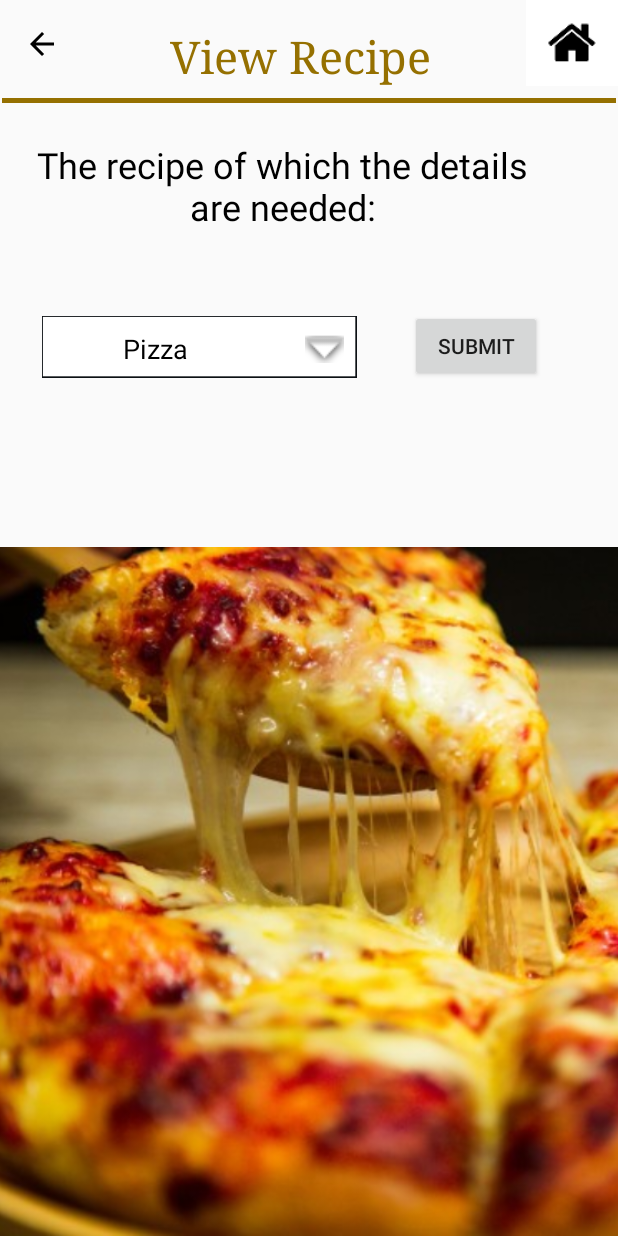
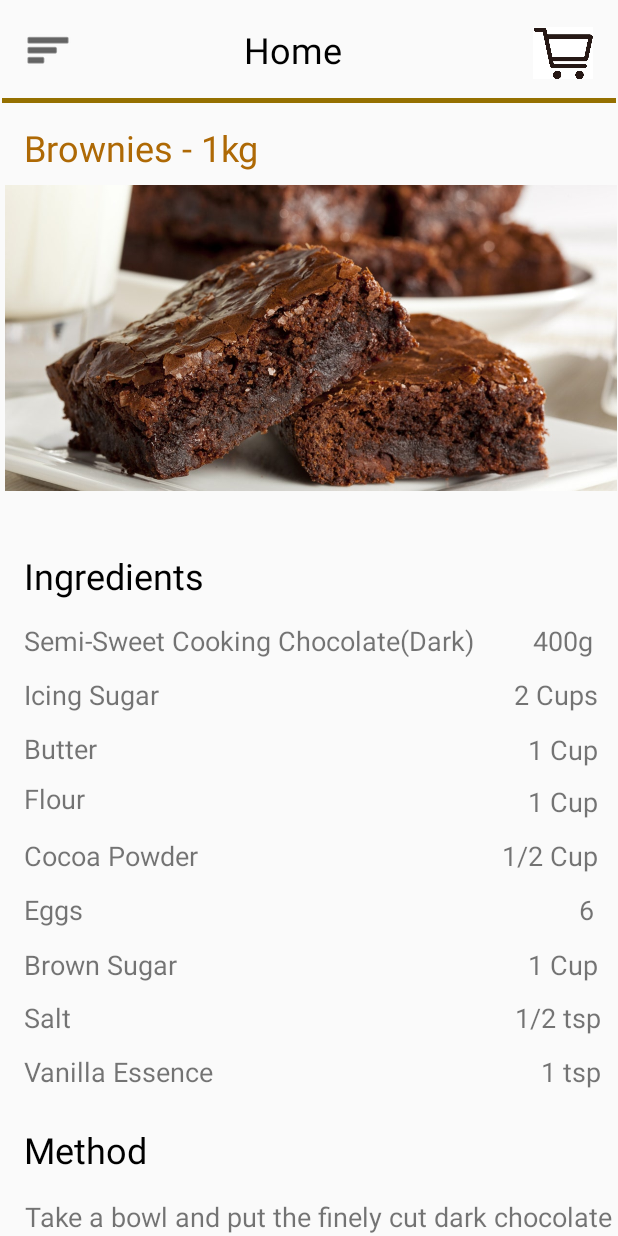
Before and after one commit to Minuli/Bon-Appetit, an Android app: the screen it shows after launch (ViewRecipe1 before the commit, FrontEndRecipe after it), on a phone screen of 412 x 824 dp. Run offline under Robolectric (Android 15) with nearby library versions, the phone set to English and light mode, and no system bars.

Commit message:
Added the front-end recipes

```diff
--- /dev/null
+++ b/app/src/main/java/com/example/bon_apetit/FrontEndRecipe.java
@@ -0,0 +1,14 @@
+package com.example.bon_apetit;
+
+import androidx.appcompat.app.AppCompatActivity;
+
+import android.os.Bundle;
+
+public class FrontEndRecipe extends AppCompatActivity {
+
+    @Override
+    protected void onCreate(Bundle savedInstanceState) {
+        super.onCreate(savedInstanceState);
+        setContentView(R.layout.activity_front_end_recipe);
+    }
+}
--- a/app/src/main/res/layout/activity_add_stock.xml
+++ /dev/null
@@ -1,144 +0,0 @@
-<?xml version="1.0" encoding="utf-8"?>
-<androidx.constraintlayout.widget.ConstraintLayout xmlns:android="http://schemas.android.com/apk/res/android"
-    xmlns:app="http://schemas.android.com/apk/res-auto"
-    xmlns:tools="http://schemas.android.com/tools"
-    android:layout_width="match_parent"
-    android:layout_height="match_parent"
-    tools:context=".AddStock">
-
-    <ImageView
-        android:id="@+id/imageView3"
-        android:layout_width="40dp"
-        android:layout_height="40dp"
-        app:layout_constraintBottom_toBottomOf="parent"
-        app:layout_constraintEnd_toEndOf="parent"
-        app:layout_constraintHorizontal_bias="0.956"
-        app:layout_constraintStart_toStartOf="parent"
-        app:layout_constraintTop_toTopOf="parent"
-        app:layout_constraintVertical_bias="0.021"
-        app:srcCompat="@drawable/home" />
-
-    <ImageView
-        android:id="@+id/imageView4"
-        android:layout_width="wrap_content"
-        android:layout_height="wrap_content"
-        app:layout_constraintBottom_toBottomOf="parent"
-        app:layout_constraintEnd_toEndOf="parent"
-        app:layout_constraintHorizontal_bias="0.042"
-        app:layout_constraintStart_toStartOf="parent"
-        app:layout_constraintTop_toTopOf="parent"
-        app:layout_constraintVertical_bias="0.022"
-        app:srcCompat="@android:drawable/ic_menu_sort_by_size"
-        app:tint="@android:color/background_dark" />
-
-    <TextView
-        android:id="@+id/textView"
-        android:layout_width="170dp"
-        android:layout_height="52dp"
-        android:text="@string/addstock"
-        android:textAlignment="center"
-        android:textSize="30dp"
-        app:layout_constraintBottom_toBottomOf="parent"
-        app:layout_constraintEnd_toEndOf="parent"
-        app:layout_constraintHorizontal_bias="0.497"
-        app:layout_constraintStart_toStartOf="parent"
-        app:layout_constraintTop_toTopOf="parent"
-        app:layout_constraintVertical_bias="0.023" />
-
-    <TextView
-        android:id="@+id/textView4"
-        android:layout_width="129dp"
-        android:layout_height="38dp"
-        android:layout_marginTop="16dp"
-        android:layout_marginBottom="16dp"
-        android:text="@string/Ingredient"
-        android:textAlignment="center"
-        android:textSize="20dp"
-        app:layout_constraintBottom_toBottomOf="parent"
-        app:layout_constraintEnd_toEndOf="parent"
-        app:layout_constraintHorizontal_bias="0.079"
-        app:layout_constraintStart_toStartOf="parent"
-        app:layout_constraintTop_toBottomOf="@+id/textView"
-        app:layout_constraintVertical_bias="0.029" />
-
-    <EditText
-        android:id="@+id/editTextTextPersonName"
-        android:layout_width="0dp"
-        android:layout_height="wrap_content"
-        android:layout_marginStart="32dp"
-        android:layout_marginTop="22dp"
-        android:layout_marginEnd="32dp"
-        android:layout_marginBottom="16dp"
-        android:background="@drawable/rectangletxtbox"
-        android:ems="10"
-        android:inputType="textPersonName"
-        android:paddingLeft="20dp"
-        app:layout_constraintBottom_toBottomOf="parent"
-        app:layout_constraintEnd_toEndOf="parent"
-        app:layout_constraintHorizontal_bias="0.0"
-        app:layout_constraintStart_toStartOf="parent"
-        app:layout_constraintTop_toBottomOf="@+id/textView4"
-        app:layout_constraintVertical_bias="0.059" />
-
-    <TextView
-        android:id="@+id/textView6"
-        android:layout_width="129dp"
-        android:layout_height="38dp"
-        android:layout_marginTop="16dp"
-        android:layout_marginBottom="16dp"
-        android:text="@string/qty"
-        android:textSize="20dp"
-        app:layout_constraintBottom_toBottomOf="parent"
-        app:layout_constraintEnd_toEndOf="parent"
-        app:layout_constraintHorizontal_bias="0.113"
-        app:layout_constraintStart_toStartOf="parent"
-        app:layout_constraintTop_toBottomOf="@+id/editTextTextPersonName"
-        app:layout_constraintVertical_bias="0.059" />
-
-    <EditText
-        android:id="@+id/editTextTextPersonName4"
-        android:layout_width="0dp"
-        android:layout_height="wrap_content"
-        android:layout_marginStart="32dp"
-        android:layout_marginTop="28dp"
-        android:layout_marginEnd="32dp"
-        android:layout_marginBottom="16dp"
-        android:background="@drawable/rectangletxtbox"
-        android:ems="10"
-        android:inputType="textPersonName"
-        android:paddingLeft="20dp"
-        app:layout_constraintBottom_toBottomOf="parent"
-        app:layout_constraintEnd_toEndOf="parent"
-        app:layout_constraintHorizontal_bias="0.0"
-        app:layout_constraintStart_toStartOf="parent"
-        app:layout_constraintTop_toBottomOf="@+id/textView6"
-        app:layout_constraintVertical_bias="0.022" />
-
-    <Button
-        android:id="@+id/button3"
-        android:layout_width="150dp"
-        android:layout_height="45dp"
-        android:layout_marginStart="16dp"
-        android:layout_marginTop="100dp"
-        android:layout_marginEnd="16dp"
-        android:text="@string/addstock"
-        android:textAllCaps="false"
-        app:layout_constraintEnd_toEndOf="parent"
-        app:layout_constraintHorizontal_bias="0.174"
-        app:layout_constraintStart_toStartOf="parent"
-        app:layout_constraintTop_toBottomOf="@+id/editTextTextPersonName4" />
-
-    <Button
-        android:id="@+id/button5"
-        android:layout_width="150dp"
-        android:layout_height="45dp"
-        android:layout_marginStart="16dp"
-        android:layout_marginTop="100dp"
-        android:layout_marginEnd="16dp"
-        android:text="@string/btnCacncel"
-        android:textAllCaps="false"
-        app:layout_constraintEnd_toEndOf="parent"
-        app:layout_constraintHorizontal_bias="0.873"
-        app:layout_constraintStart_toStartOf="parent"
-        app:layout_constraintTop_toBottomOf="@+id/editTextTextPersonName4" />
-</androidx.constraintlayout.widget.ConstraintLayout>
--- /dev/null
+++ b/app/src/main/res/layout/activity_front_end_recipe.xml
@@ -0,0 +1,362 @@
+<?xml version="1.0" encoding="utf-8"?>
+<androidx.constraintlayout.widget.ConstraintLayout xmlns:android="http://schemas.android.com/apk/res/android"
+    xmlns:app="http://schemas.android.com/apk/res-auto"
+    xmlns:tools="http://schemas.android.com/tools"
+    android:layout_width="match_parent"
+    android:layout_height="match_parent"
+    tools:context=".FrontEndRecipe">
+
+    <ImageView
+        android:id="@+id/hamburger"
+        android:layout_width="wrap_content"
+        android:layout_height="wrap_content"
+        app:layout_constraintBottom_toBottomOf="parent"
+        app:layout_constraintEnd_toEndOf="parent"
+        app:layout_constraintHorizontal_bias="0.042"
+        app:layout_constraintStart_toStartOf="parent"
+        app:layout_constraintTop_toTopOf="parent"
+        app:layout_constraintVertical_bias="0.022"
+        app:srcCompat="@android:drawable/ic_menu_sort_by_size"
+        app:tint="@android:color/background_dark" />
+
+    <TextView
+        android:id="@+id/Home"
+        android:layout_width="wrap_content"
+        android:layout_height="wrap_content"
+        android:text="@string/home"
+        android:textColor="#000000"
+        android:textSize="24sp"
+        app:layout_constraintBottom_toBottomOf="parent"
+        app:layout_constraintEnd_toEndOf="parent"
+        app:layout_constraintHorizontal_bias="0.469"
+        app:layout_constraintStart_toStartOf="parent"
+        app:layout_constraintTop_toTopOf="parent"
+        app:layout_constraintVertical_bias="0.021" />
+
+
+    <ImageView
+        android:id="@+id/cart"
+        android:layout_width="40dp"
+        android:layout_height="37dp"
+        app:layout_constraintBottom_toBottomOf="parent"
+        app:layout_constraintEnd_toEndOf="parent"
+        app:layout_constraintHorizontal_bias="0.956"
+        app:layout_constraintStart_toStartOf="parent"
+        app:layout_constraintTop_toTopOf="parent"
+        app:layout_constraintVertical_bias="0.021"
+        app:srcCompat="@drawable/cart" />
+
+    <View
+        android:id="@+id/line"
+        android:layout_width="409dp"
+        android:layout_height="3dp"
+        android:background="#957000"
+        app:layout_constraintBottom_toBottomOf="parent"
+        app:layout_constraintEnd_toEndOf="parent"
+        app:layout_constraintStart_toStartOf="parent"
+        app:layout_constraintTop_toTopOf="parent"
+        app:layout_constraintVertical_bias="0.08" />
+
+    <TextView
+        android:id="@+id/brownies1kg"
+        android:layout_width="wrap_content"
+        android:layout_height="wrap_content"
+        android:text="@string/brownie1kg"
+        android:textColor="#AE6905"
+        android:textSize="24sp"
+        app:layout_constraintBottom_toBottomOf="parent"
+        app:layout_constraintEnd_toEndOf="parent"
+        app:layout_constraintHorizontal_bias="0.062"
+        app:layout_constraintStart_toStartOf="parent"
+        app:layout_constraintTop_toTopOf="parent"
+        app:layout_constraintVertical_bias="0.104" />
+
+    <ImageView
+        android:id="@+id/brownies"
+        android:layout_width="410dp"
+        android:layout_height="204dp"
+        app:layout_constraintBottom_toBottomOf="parent"
+        app:layout_constraintEnd_toEndOf="parent"
+        app:layout_constraintHorizontal_bias="1.0"
+        app:layout_constraintStart_toStartOf="parent"
+        app:layout_constraintTop_toTopOf="parent"
+        app:layout_constraintVertical_bias="0.199"
+        app:srcCompat="@drawable/browniefirst" />
+
+    <TextView
+        android:id="@+id/Ingredient"
+        android:layout_width="wrap_content"
+        android:layout_height="wrap_content"
+        android:text="@string/ingredients"
+        android:textColor="#000000"
+        android:textSize="24sp"
+        app:layout_constraintBottom_toBottomOf="parent"
+        app:layout_constraintEnd_toEndOf="parent"
+        app:layout_constraintHorizontal_bias="0.054"
+        app:layout_constraintStart_toStartOf="parent"
+        app:layout_constraintTop_toTopOf="parent"
+        app:layout_constraintVertical_bias="0.464" />
+
+    <TextView
+        android:id="@+id/chocolate"
+        android:layout_width="wrap_content"
+        android:layout_height="wrap_content"
+        android:text="@string/chocolate"
+        android:textSize="18sp"
+        app:layout_constraintBottom_toBottomOf="parent"
+        app:layout_constraintEnd_toEndOf="parent"
+        app:layout_constraintHorizontal_bias="0.14"
+        app:layout_constraintStart_toStartOf="parent"
+        app:layout_constraintTop_toTopOf="parent"
+        app:layout_constraintVertical_bias="0.519" />
+
+    <TextView
+        android:id="@+id/amount1"
+        android:layout_width="wrap_content"
+        android:layout_height="wrap_content"
+        android:text="400g"
+        android:textSize="18sp"
+        app:layout_constraintBottom_toBottomOf="parent"
+        app:layout_constraintEnd_toEndOf="parent"
+        app:layout_constraintHorizontal_bias="0.956"
+        app:layout_constraintStart_toStartOf="parent"
+        app:layout_constraintTop_toTopOf="parent"
+        app:layout_constraintVertical_bias="0.519" />
+
+    <TextView
+        android:id="@+id/icingsugar"
+        android:layout_width="wrap_content"
+        android:layout_height="wrap_content"
+        android:text="@string/icingSugar"
+        android:textSize="18sp"
+        app:layout_constraintBottom_toBottomOf="parent"
+        app:layout_constraintEnd_toEndOf="parent"
+        app:layout_constraintHorizontal_bias="0.049"
+        app:layout_constraintStart_toStartOf="parent"
+        app:layout_constraintTop_toTopOf="parent"
+        app:layout_constraintVertical_bias="0.564" />
+
+    <TextView
+        android:id="@+id/amount2"
+        android:layout_width="wrap_content"
+        android:layout_height="wrap_content"
+        android:text="2 Cups"
+        android:textSize="18sp"
+        app:layout_constraintBottom_toBottomOf="parent"
+        app:layout_constraintEnd_toEndOf="parent"
+        app:layout_constraintHorizontal_bias="0.963"
+        app:layout_constraintStart_toStartOf="parent"
+        app:layout_constraintTop_toTopOf="parent"
+        app:layout_constraintVertical_bias="0.564" />
+
+    <TextView
+        android:id="@+id/butter"
+        android:layout_width="wrap_content"
+        android:layout_height="wrap_content"
+        android:text="Butter"
+        android:textSize="18sp"
+        app:layout_constraintBottom_toBottomOf="parent"
+        app:layout_constraintEnd_toEndOf="parent"
+        app:layout_constraintHorizontal_bias="0.044"
+        app:layout_constraintStart_toStartOf="parent"
+        app:layout_constraintTop_toTopOf="parent"
+        app:layout_constraintVertical_bias="0.609" />
+
+    <TextView
+        android:id="@+id/amount3"
+        android:layout_width="wrap_content"
+        android:layout_height="wrap_content"
+        android:text="1 Cup"
+        android:textSize="18sp"
+        app:layout_constraintBottom_toBottomOf="parent"
+        app:layout_constraintEnd_toEndOf="parent"
+        app:layout_constraintHorizontal_bias="0.964"
+        app:layout_constraintStart_toStartOf="parent"
+        app:layout_constraintTop_toTopOf="@+id/Home"
+        app:layout_constraintVertical_bias="0.601" />
+
+    <TextView
+        android:id="@+id/flour"
+        android:layout_width="wrap_content"
+        android:layout_height="wrap_content"
+        android:text="Flour"
+        android:textSize="18sp"
+        app:layout_constraintBottom_toBottomOf="parent"
+        app:layout_constraintEnd_toEndOf="parent"
+        app:layout_constraintHorizontal_bias="0.043"
+        app:layout_constraintStart_toStartOf="parent"
+        app:layout_constraintTop_toBottomOf="@+id/butter"
+        app:layout_constraintVertical_bias="0.031" />
+
+    <TextView
+        android:id="@+id/amount4"
+        android:layout_width="wrap_content"
+        android:layout_height="wrap_content"
+        android:text="1 Cup"
+        android:textSize="18sp"
+        app:layout_constraintBottom_toBottomOf="parent"
+        app:layout_constraintEnd_toEndOf="parent"
+        app:layout_constraintHorizontal_bias="0.964"
+        app:layout_constraintStart_toStartOf="parent"
+        app:layout_constraintTop_toTopOf="parent"
+        app:layout_constraintVertical_bias="0.653" />
+
+    <TextView
+        android:id="@+id/cocoaPowdwe"
+        android:layout_width="wrap_content"
+        android:layout_height="wrap_content"
+        android:text="@string/cocoapowder"
+        android:textSize="18sp"
+        app:layout_constraintBottom_toBottomOf="parent"
+        app:layout_constraintEnd_toEndOf="parent"
+        app:layout_constraintHorizontal_bias="0.054"
+        app:layout_constraintStart_toStartOf="parent"
+        app:layout_constraintTop_toTopOf="parent"
+        app:layout_constraintVertical_bias="0.698" />
+
+    <TextView
+        android:id="@+id/amount5"
+        android:layout_width="wrap_content"
+        android:layout_height="wrap_content"
+        android:text="1/2 Cup"
+        android:textSize="18sp"
+        app:layout_constraintBottom_toBottomOf="parent"
+        app:layout_constraintEnd_toEndOf="parent"
+        app:layout_constraintHorizontal_bias="0.962"
+        app:layout_constraintStart_toStartOf="parent"
+        app:layout_constraintTop_toTopOf="parent"
+        app:layout_constraintVertical_bias="0.698" />
+
+    <TextView
+        android:id="@+id/eggs"
+        android:layout_width="wrap_content"
+        android:layout_height="wrap_content"
+        android:text="@string/eggs"
+        android:textSize="18sp"
+        app:layout_constraintBottom_toBottomOf="parent"
+        app:layout_constraintEnd_toEndOf="parent"
+        app:layout_constraintHorizontal_bias="0.043"
+        app:layout_constraintStart_toStartOf="parent"
+        app:layout_constraintTop_toTopOf="parent"
+        app:layout_constraintVertical_bias="0.743" />
+
+    <TextView
+        android:id="@+id/amount6"
+        android:layout_width="wrap_content"
+        android:layout_height="wrap_content"
+        android:text="6"
+        android:textSize="18sp"
+        app:layout_constraintBottom_toBottomOf="parent"
+        app:layout_constraintEnd_toEndOf="parent"
+        app:layout_constraintHorizontal_bias="0.96"
+        app:layout_constraintStart_toStartOf="parent"
+        app:layout_constraintTop_toTopOf="parent"
+        app:layout_constraintVertical_bias="0.743" />
+
+    <TextView
+        android:id="@+id/sugar"
+        android:layout_width="wrap_content"
+        android:layout_height="wrap_content"
+        android:text="@string/sugar"
+        android:textSize="18sp"
+        app:layout_constraintBottom_toBottomOf="parent"
+        app:layout_constraintEnd_toEndOf="parent"
+        app:layout_constraintHorizontal_bias="0.051"
+        app:layout_constraintStart_toStartOf="parent"
+        app:layout_constraintTop_toTopOf="parent"
+        app:layout_constraintVertical_bias="0.789" />
+
+    <TextView
+        android:id="@+id/amount7"
+        android:layout_width="wrap_content"
+        android:layout_height="wrap_content"
+        android:text="1 Cup"
+        android:textSize="18sp"
+        app:layout_constraintBottom_toBottomOf="parent"
+        app:layout_constraintEnd_toEndOf="parent"
+        app:layout_constraintHorizontal_bias="0.964"
+        app:layout_constraintStart_toStartOf="parent"
+        app:layout_constraintTop_toTopOf="parent"
+        app:layout_constraintVertical_bias="0.789" />
+
+    <TextView
+        android:id="@+id/salt"
+        android:layout_width="wrap_content"
+        android:layout_height="wrap_content"
+        android:text="@string/salt"
+        android:textSize="18sp"
+        app:layout_constraintBottom_toBottomOf="parent"
+        app:layout_constraintEnd_toEndOf="parent"
+        app:layout_constraintHorizontal_bias="0.042"
+        app:layout_constraintStart_toStartOf="parent"
+        app:layout_constraintTop_toTopOf="parent"
+        app:layout_constraintVertical_bias="0.833" />
+
+    <TextView
+        android:id="@+id/amount8"
+        android:layout_width="wrap_content"
+        android:layout_height="wrap_content"
+        android:text="1/2 tsp"
+        android:textSize="18sp"
+        app:layout_constraintBottom_toBottomOf="parent"
+        app:layout_constraintEnd_toEndOf="parent"
+        app:layout_constraintHorizontal_bias="0.968"
+        app:layout_constraintStart_toStartOf="parent"
+        app:layout_constraintTop_toTopOf="parent"
+        app:layout_constraintVertical_bias="0.833" />
+
+    <TextView
+        android:id="@+id/vanilla"
+        android:layout_width="wrap_content"
+        android:layout_height="wrap_content"
+        android:text="@string/vanilla"
+        android:textSize="18sp"
+        app:layout_constraintBottom_toBottomOf="parent"
+        app:layout_constraintEnd_toEndOf="parent"
+        app:layout_constraintHorizontal_bias="0.055"
+        app:layout_constraintStart_toStartOf="parent"
+        app:layout_constraintTop_toTopOf="parent"
+        app:layout_constraintVertical_bias="0.878" />
+
+    <TextView
+        android:id="@+id/amount9"
+        android:layout_width="wrap_content"
+        android:layout_height="wrap_content"
+        android:text="1 tsp"
+        android:textSize="18sp"
+        app:layout_constraintBottom_toBottomOf="parent"
+        app:layout_constraintEnd_toEndOf="parent"
+        app:layout_constraintHorizontal_bias="0.97"
+        app:layout_constraintStart_toStartOf="parent"
+        app:layout_constraintTop_toTopOf="parent"
+        app:layout_constraintVertical_bias="0.878" />
+
+    <TextView
+        android:id="@+id/method"
+        android:layout_width="wrap_content"
+        android:layout_height="wrap_content"
+        android:text="@string/method"
+        android:textColor="#000000"
+        android:textSize="24sp"
+        app:layout_constraintBottom_toBottomOf="parent"
+        app:layout_constraintEnd_toEndOf="parent"
+        app:layout_constraintHorizontal_bias="0.048"
+        app:layout_constraintStart_toStartOf="parent"
+        app:layout_constraintTop_toTopOf="parent"
+        app:layout_constraintVertical_bias="0.948" />
+
+    <TextView
+        android:id="@+id/methodRecipe"
+        android:layout_width="395dp"
+        android:layout_height="25dp"
+        android:text="Take a bowl and put the finely cut dark chocolate"
+        android:textSize="18sp"
+        app:layout_constraintBottom_toBottomOf="parent"
+        app:layout_constraintEnd_toEndOf="parent"
+        app:layout_constraintHorizontal_bias="1.0"
+        app:layout_constraintStart_toStartOf="parent"
+        app:layout_constraintTop_toTopOf="parent"
+        app:layout_constraintVertical_bias="1.0" />
+
+
+</androidx.constraintlayout.widget.ConstraintLayout>
--- a/app/src/main/res/layout/activity_view_recipe1.xml
+++ b/app/src/main/res/layout/activity_view_recipe1.xml
@@ -111,7 +111,7 @@
         android:id="@+id/pizza"
         android:layout_width="wrap_content"
         android:layout_height="wrap_content"
-        android:text="@string/pizzaText"
+        android:text="@string/brownie"
         android:textColor="#000000"
         android:textSize="18sp"
         app:layout_constraintBottom_toBottomOf="parent"
--- a/app/src/main/res/values/strings.xml
+++ b/app/src/main/res/values/strings.xml
@@ -25,4 +25,15 @@
     <string name="addRecipe">Add Recipe</string>
     <string name="viewRecipe">View Recipe</string>
     <string name="message2">The recipe of which the details are needed: </string>
+    <string name="brownie1kg">Brownies - 1kg</string>
+    <string name="ingredients">Ingredients</string>
+    <string name="chocolate">Semi-Sweet Cooking Chocolate(Dark)</string>
+    <string name="icingSugar">Icing Sugar</string>
+    <string name="eggs">Eggs</string>
+    <string name="cocoapowder">Cocoa Powder</string>
+    <string name="butter">Butter</string>
+    <string name="flour">Flour</string>
+    <string name="sugar">Brown Sugar</string>
+    <string name="salt">Salt</string>
+    <string name="vanilla">Vanilla Essence</string>
 </resources>
```
Also changed, not shown: app/src/main/AndroidManifest.xml (+5 -5 lines), app/src/main/res/drawable/browniefirst.jpg (added).
